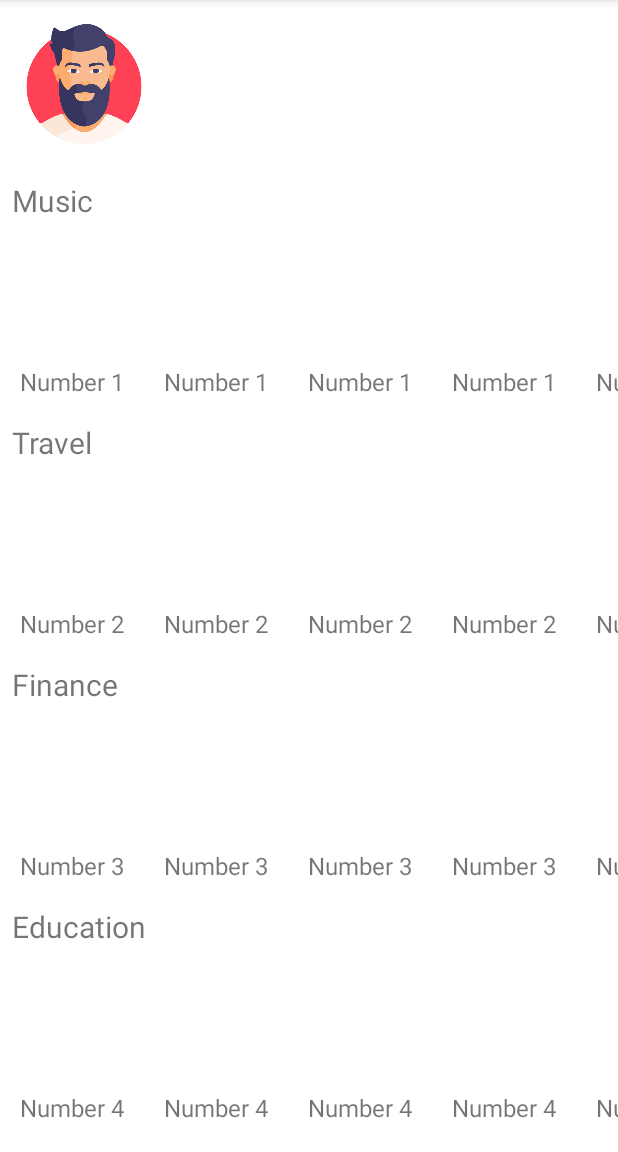
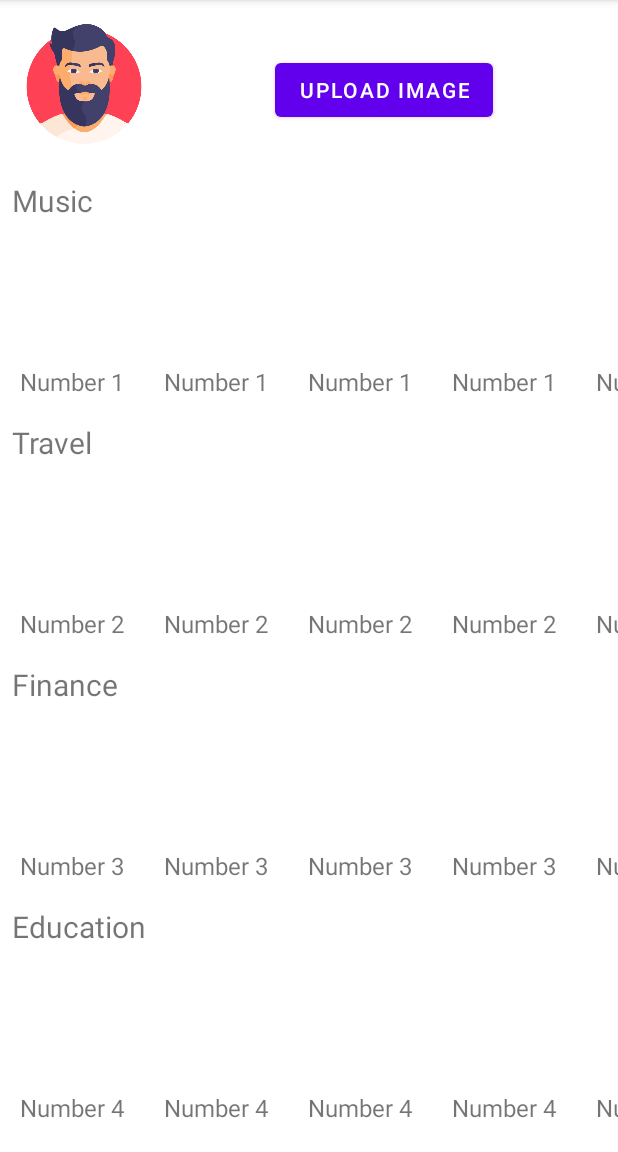
Before and after one commit to Sespeck/NUMAD22Su_Team24_Puddle, an Android app: the screen it shows after launch once a user with an empty profile is signed in (PuddleListActivity), on a phone screen of 412 x 824 dp, the part 84-1236 px from its top. Run offline under Robolectric (Android 15) with nearby library versions, the phone set to English and light mode, and no system bars; our stand-ins replace Firebase (no records; nobody signed in at launch, a user with empty details on screens opened directly); pictures from the network do not load.

Commit message:
contains the r&d to store image to firestore -> its url to db -> display that image using url

```diff
--- a/app/build.gradle
+++ b/app/build.gradle
@@ -43,6 +43,7 @@ dependencies {
     implementation 'androidx.lifecycle:lifecycle-viewmodel-ktx:2.5.0'
     implementation 'androidx.navigation:navigation-fragment:2.5.0'
     implementation 'androidx.navigation:navigation-ui:2.5.0'
+    implementation 'com.google.firebase:firebase-storage:19.1.1'
     testImplementation 'junit:junit:4.13.2'
     androidTestImplementation 'androidx.test.ext:junit:1.1.3'
     androidTestImplementation 'androidx.test.espresso:espresso-core:3.4.0'
--- a/app/src/main/java/com/cs5520/assignments/numad22su_team24_puddle/Adapter/MyPuddlesAdapter.java
+++ b/app/src/main/java/com/cs5520/assignments/numad22su_team24_puddle/Adapter/MyPuddlesAdapter.java
@@ -32,7 +32,9 @@ public class MyPuddlesAdapter extends RecyclerView.Adapter<MyPuddlesAdapter.MyPu
     @Override
     public void onBindViewHolder(@NonNull MyPudAdapter holder, int position) {
 //        holder.puddleName.setText("Android App Development");
-        Glide.with(this.ct).load("https://cdn.pixabay.com/photo/2016/05/05/02/37/sunset-1373171__480.jpg").into(holder.puddleBg);
+        // https://firebasestorage.googleapis.com/v0/b/android-chat-85561.appspot.com/o/1659200277705.jpg?alt=media&token=4284da6a-ce2e-4098-8777-ec8fd0c93b2a
+        Glide.with(this.ct).load("https://firebasestorage.googleapis.com/v0/b/android-chat-85561.appspot.com/o/1659200277705.jpg?alt=media&token=4284da6a-ce2e-4098-8777-ec8fd0c93b2a").into(holder.puddleBg);
+        // https://cdn.pixabay.com/photo/2016/05/05/02/37/sunset-1373171__480.jpg
     }
 
     @Override
--- a/app/src/main/java/com/cs5520/assignments/numad22su_team24_puddle/PuddleListActivity.java
+++ b/app/src/main/java/com/cs5520/assignments/numad22su_team24_puddle/PuddleListActivity.java
@@ -1,25 +1,42 @@
 package com.cs5520.assignments.numad22su_team24_puddle;
 
+import androidx.activity.result.ActivityResultLauncher;
+import androidx.activity.result.contract.ActivityResultContracts;
 import androidx.annotation.NonNull;
 import androidx.appcompat.app.AppCompatActivity;
 import androidx.drawerlayout.widget.DrawerLayout;
 import androidx.recyclerview.widget.LinearLayoutManager;
 import androidx.recyclerview.widget.RecyclerView;
 
+import android.content.ContentResolver;
 import android.content.Intent;
 import android.graphics.BitmapFactory;
+import android.net.Uri;
 import android.os.Bundle;
+import android.provider.MediaStore;
+import android.util.Log;
 import android.view.View;
+import android.webkit.MimeTypeMap;
+import android.widget.Button;
+import android.widget.ImageButton;
+import android.widget.ImageView;
 import android.widget.TextView;
+import android.widget.Toast;
 
 import com.cs5520.assignments.numad22su_team24_puddle.Adapter.PuddleListAdapter;
 import com.cs5520.assignments.numad22su_team24_puddle.Utils.FirebaseDB;
+import com.google.android.gms.tasks.OnFailureListener;
+import com.google.android.gms.tasks.OnSuccessListener;
 import com.google.android.material.navigation.NavigationView;
 import com.google.firebase.auth.FirebaseUser;
 import com.google.firebase.database.DataSnapshot;
 import com.google.firebase.database.DatabaseError;
 import com.google.firebase.database.DatabaseReference;
+import com.google.firebase.database.FirebaseDatabase;
 import com.google.firebase.database.ValueEventListener;
+import com.google.firebase.storage.OnProgressListener;
+import com.google.firebase.storage.StorageReference;
+import com.google.firebase.storage.UploadTask;
 
 import java.util.ArrayList;
 import java.util.HashMap;
@@ -35,11 +52,18 @@ public class PuddleListActivity extends AppCompatActivity {
     TextView user_email;
     TextView user_name;
 
+    ImageButton btn;
+
+    Button imgSelect;
+
     // Firebase
     FirebaseUser current_user;
     DatabaseReference userRef;
+    DatabaseReference imgRef;
+    StorageReference storeRef;
 
     private HashMap<String, String> userDetails;
+    private Uri imageUri;
 
     @Override
     protected void onCreate(Bundle savedInstanceState) {
@@ -49,9 +73,35 @@ public class PuddleListActivity extends AppCompatActivity {
 
         // Api Calls
         fetchCurrentUserData();
+        uploadImageToFb();
 
         // Initializing Widgets
         puddleListRecyclerView = findViewById(R.id.puddle_list_rv);
+        imgSelect = findViewById(R.id.image_select);
+        btn = findViewById(R.id.profile_icon);
+
+        ActivityResultLauncher<Intent> startActivityForResult = registerForActivityResult(
+                new ActivityResultContracts.StartActivityForResult(),
+                result -> {
+                    if (result.getResultCode() == AppCompatActivity.RESULT_OK) {
+                        Intent data = result.getData();
+                        imageUri = data.getData();
+                        btn.setImageURI(imageUri);
+
+                        uploadToFirebase(imageUri);
+                    }
+                }
+        );
+
+        imgSelect.setOnClickListener(new View.OnClickListener() {
+            @Override
+            public void onClick(View view) {
+                Intent gallery = new Intent();
+                gallery.setAction(Intent.ACTION_GET_CONTENT);
+                gallery.setType("image/*");
+                startActivityForResult.launch(gallery);
+            }
+        });
 
         // Initializing RecyclerView
         puddleListRecyclerView.setLayoutManager(new LinearLayoutManager(this));
@@ -103,4 +153,46 @@ public class PuddleListActivity extends AppCompatActivity {
 
 
     }
+
+    // Testing Firestore + Firebase DB
+    public void uploadImageToFb(){
+        imgRef = FirebaseDB.getDataReference("images");
+        imgRef.setValue("url");
+
+        storeRef = FirebaseDB.storageRef;
+    }
+
+    public void uploadToFirebase(Uri uri){
+        StorageReference ref = storeRef.child(System.currentTimeMillis() + "." + getFileExtension(uri));
+        ref.putFile(uri).addOnSuccessListener(new OnSuccessListener<UploadTask.TaskSnapshot>() {
+            @Override
+            public void onSuccess(UploadTask.TaskSnapshot taskSnapshot) {
+
+                ref.getDownloadUrl().addOnSuccessListener(new OnSuccessListener<Uri>() {
+                    @Override
+                    public void onSuccess(Uri uri) {
+                        String imgUrl = uri.toString();
+                        imgRef.setValue(imgUrl);
+                    }
+                });
+                Toast.makeText(PuddleListActivity.this, "Success!", Toast.LENGTH_SHORT).show();
+            }
+        }).addOnProgressListener(new OnProgressListener<UploadTask.TaskSnapshot>() {
+            @Override
+            public void onProgress(@NonNull UploadTask.TaskSnapshot snapshot) {
+
+            }
+        }).addOnFailureListener(new OnFailureListener() {
+            @Override
+            public void onFailure(@NonNull Exception e) {
+
+            }
+        });
+    }
+
+    public String getFileExtension(Uri muri){
+        ContentResolver cr = getContentResolver();
+        MimeTypeMap mime = MimeTypeMap.getSingleton();
+        return mime.getExtensionFromMimeType(cr.getType(muri));
+    }
 }
--- a/app/src/main/java/com/cs5520/assignments/numad22su_team24_puddle/Utils/FirebaseDB.java
+++ b/app/src/main/java/com/cs5520/assignments/numad22su_team24_puddle/Utils/FirebaseDB.java
@@ -15,11 +15,14 @@ import com.google.firebase.auth.FirebaseAuth;
 import com.google.firebase.auth.FirebaseUser;
 import com.google.firebase.database.DatabaseReference;
 import com.google.firebase.database.FirebaseDatabase;
+import com.google.firebase.storage.FirebaseStorage;
+import com.google.firebase.storage.StorageReference;
 
 import java.util.HashMap;
 
 public class FirebaseDB {
 
+    public static StorageReference storageRef = FirebaseStorage.getInstance().getReference();
     public static FirebaseAuth getInstanceFirebaseAuth(){
         return FirebaseAuth.getInstance();
     }
--- a/app/src/main/res/layout/activity_puddle_list.xml
+++ b/app/src/main/res/layout/activity_puddle_list.xml
@@ -33,4 +33,15 @@
         app:layout_constraintStart_toStartOf="parent"
         app:layout_constraintTop_toBottomOf="@+id/profile_icon" />
 
+    <Button
+        android:id="@+id/image_select"
+        android:layout_width="wrap_content"
+        android:layout_height="wrap_content"
+        android:layout_marginTop="36dp"
+        android:text="Upload Image"
+        app:layout_constraintEnd_toEndOf="parent"
+        app:layout_constraintHorizontal_bias="0.511"
+        app:layout_constraintStart_toEndOf="@+id/profile_icon"
+        app:layout_constraintTop_toTopOf="parent" />
+
 </androidx.constraintlayout.widget.ConstraintLayout>
```
